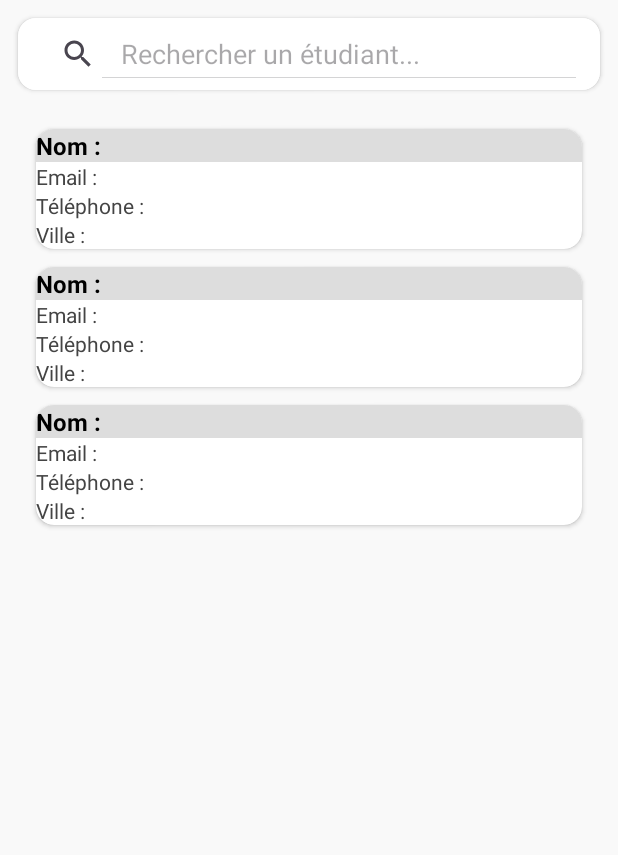
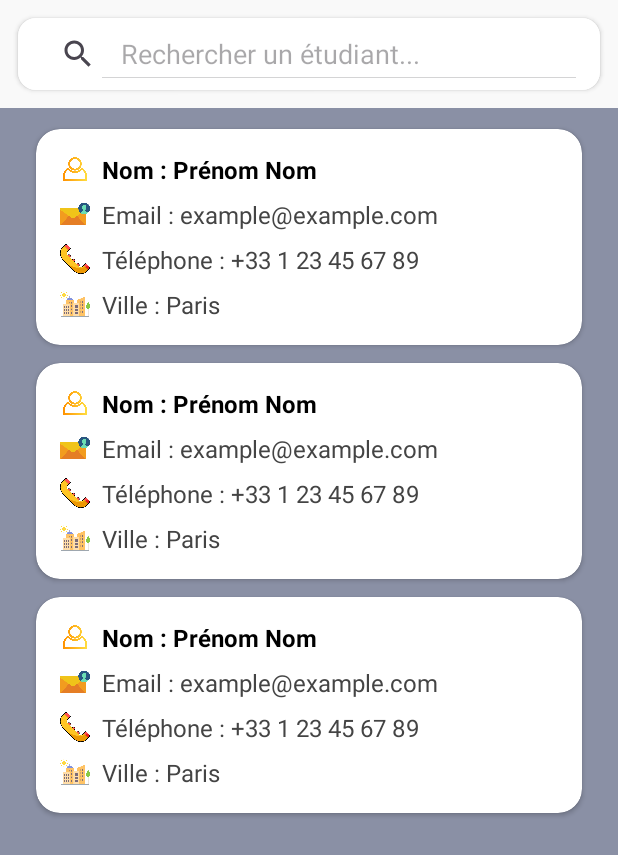
Before and after one commit to ELKENTAOUI-HAMMAM/TP_Retrofit, an Android app: the layout activity_main.xml on its own in the app's theme, with its tools: preview values and no code run, on a phone screen of 412 x 824 dp. Shown: the top 855 px of the screen. Run offline under Robolectric (Android 15) with nearby library versions, the phone set to English and light mode, and no system bars.

Commit message:
second commit

```diff
--- a/app/src/main/java/com/example/tp_retrofit/adapter/UserAdapter.java
+++ b/app/src/main/java/com/example/tp_retrofit/adapter/UserAdapter.java
@@ -57,10 +57,10 @@ public class UserAdapter extends RecyclerView.Adapter<UserAdapter.UserViewHolder
     @Override
     public void onBindViewHolder(UserViewHolder holder, int position) {
         User user = filteredList.get(position);
-        holder.name.setText("Nom : " + user.getName());
-        holder.email.setText("Email : " + user.getEmail());
-        holder.phone.setText("Téléphone : " + user.getPhone());
-        holder.city.setText("Ville : " + user.getCity());
+        holder.name.setText(user.getName());
+        holder.email.setText(user.getEmail());
+        holder.phone.setText(user.getPhone());
+        holder.city.setText(user.getCity());
     }
 
     @Override
--- a/app/src/main/res/layout/activity_main.xml
+++ b/app/src/main/res/layout/activity_main.xml
@@ -9,7 +9,6 @@
     android:background="#F9F9F9"
     tools:context=".MainActivity">
 
-    <!-- Barre de recherche stylisée -->
     <androidx.cardview.widget.CardView
         android:layout_width="match_parent"
         android:layout_height="wrap_content"
@@ -27,16 +26,16 @@
             android:padding="8dp" />
     </androidx.cardview.widget.CardView>
 
-    <!-- RecyclerView stylisé -->
     <androidx.recyclerview.widget.RecyclerView
         android:id="@+id/recyclerView"
         android:layout_width="match_parent"
         android:layout_height="0dp"
         android:layout_weight="1"
+        android:background="@color/material_dynamic_secondary60"
         android:paddingHorizontal="16dp"
         android:paddingTop="8dp"
         android:paddingBottom="8dp"
-        tools:listitem="@layout/item_user"
-        app:layoutManager="androidx.recyclerview.widget.LinearLayoutManager" />
+        app:layoutManager="androidx.recyclerview.widget.LinearLayoutManager"
+        tools:listitem="@layout/item_user" />
 
 </LinearLayout>
--- a/app/src/main/res/layout/item_user.xml
+++ b/app/src/main/res/layout/item_user.xml
@@ -1,53 +1,107 @@
 <?xml version="1.0" encoding="utf-8"?>
 <androidx.cardview.widget.CardView xmlns:android="http://schemas.android.com/apk/res/android"
+    xmlns:app="http://schemas.android.com/apk/res-auto"
     android:layout_width="match_parent"
     android:layout_height="wrap_content"
-    xmlns:app="http://schemas.android.com/apk/res-auto"
     android:layout_marginVertical="6dp"
     android:layout_marginHorizontal="8dp"
-    android:elevation="4dp"
-    android:padding="12dp"
-    android:background="@android:color/white"
-    app:cardCornerRadius="12dp">
+    android:elevation="6dp"
+    app:cardCornerRadius="16dp"
+    app:cardBackgroundColor="#FFFFFF">
 
     <LinearLayout
         android:layout_width="match_parent"
         android:layout_height="wrap_content"
-        android:orientation="vertical">
+        android:orientation="vertical"
+        android:padding="16dp">
+
+        <LinearLayout
+            android:layout_width="match_parent"
+            android:layout_height="wrap_content"
+            android:orientation="horizontal"
+            android:gravity="center_vertical"
+            android:layout_marginBottom="8dp">
+
+            <ImageView
+                android:layout_width="20dp"
+                android:layout_height="20dp"
+                android:layout_marginEnd="8dp"
+                android:src="@drawable/user" />
 
             <TextView
                 android:id="@+id/userName"
                 android:layout_width="match_parent"
                 android:layout_height="wrap_content"
-            android:text="Nom :"
-            android:background="#DDDDDD"
+                android:text="Nom : Prénom Nom"
                 android:textStyle="bold"
                 android:textColor="#000000"
                 android:textSize="16sp" />
+        </LinearLayout>
+
+        <LinearLayout
+            android:layout_width="match_parent"
+            android:layout_height="wrap_content"
+            android:orientation="horizontal"
+            android:gravity="center_vertical"
+            android:layout_marginBottom="8dp">
+
+            <ImageView
+                android:layout_width="20dp"
+                android:layout_height="20dp"
+                android:layout_marginEnd="8dp"
+                android:src="@drawable/mail" />
 
             <TextView
                 android:id="@+id/userEmail"
                 android:layout_width="match_parent"
                 android:layout_height="wrap_content"
-            android:text="Email :"
+                android:text="Email : example@example.com"
                 android:textColor="#444444"
-            android:textSize="14sp" />
+                android:textSize="16sp" />
+        </LinearLayout>
+
+        <LinearLayout
+            android:layout_width="match_parent"
+            android:layout_height="wrap_content"
+            android:orientation="horizontal"
+            android:gravity="center_vertical"
+            android:layout_marginBottom="8dp">
+
+            <ImageView
+                android:layout_width="20dp"
+                android:layout_height="20dp"
+                android:src="@drawable/phone"
+                android:layout_marginEnd="8dp"/>
 
             <TextView
                 android:id="@+id/userPhone"
-            android:layout_width="wrap_content"
+                android:layout_width="match_parent"
                 android:layout_height="wrap_content"
-            android:text="Téléphone :"
+                android:text="Téléphone : +33 1 23 45 67 89"
                 android:textColor="#444444"
-            android:textSize="14sp" />
+                android:textSize="16sp" />
+        </LinearLayout>
+
+        <LinearLayout
+            android:layout_width="match_parent"
+            android:layout_height="wrap_content"
+            android:orientation="horizontal"
+            android:gravity="center_vertical">
+
+            <ImageView
+                android:layout_width="20dp"
+                android:layout_height="20dp"
+                android:src="@drawable/city"
+                android:layout_marginEnd="8dp"/>
 
             <TextView
                 android:id="@+id/userCity"
-            android:layout_width="wrap_content"
+                android:layout_width="match_parent"
                 android:layout_height="wrap_content"
-            android:text="Ville :"
+                android:text="Ville : Paris"
                 android:textColor="#444444"
-            android:textSize="14sp" />
+                android:textSize="16sp" />
+        </LinearLayout>
 
     </LinearLayout>
 </androidx.cardview.widget.CardView>
```
Also changed, not shown: app/src/main/res/drawable/city.png (added), app/src/main/res/drawable/mail.png (added), app/src/main/res/drawable/phone.png (added), app/src/main/res/drawable/user.png (added). Lines whose indentation alone changed are shown as unchanged.
